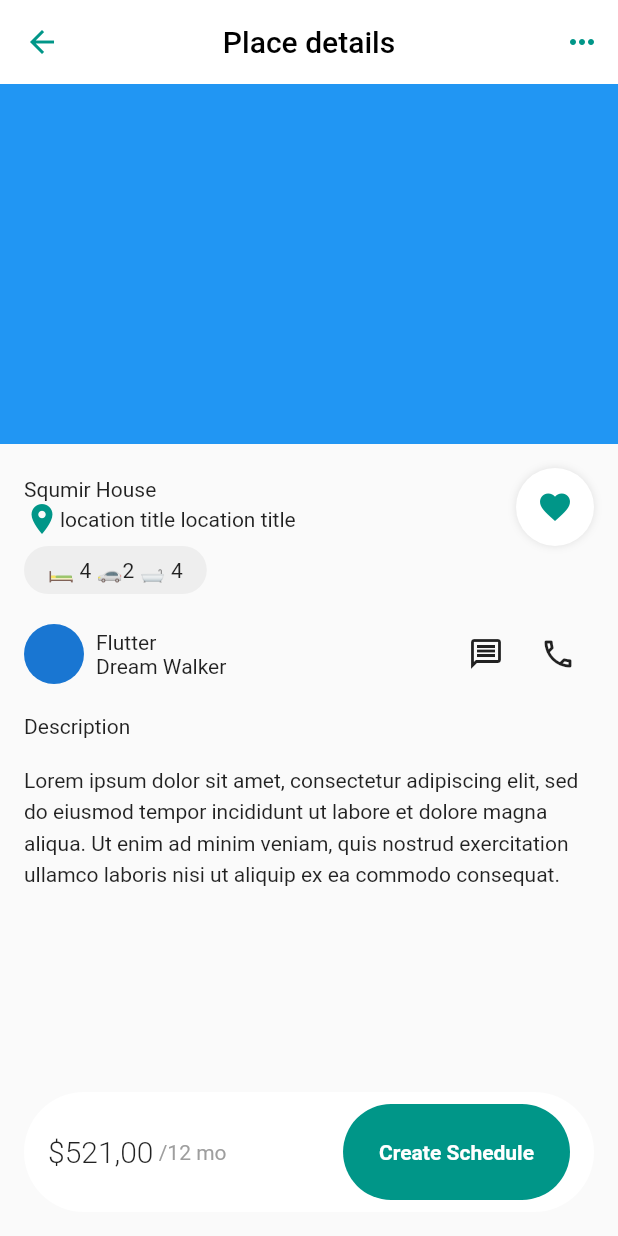
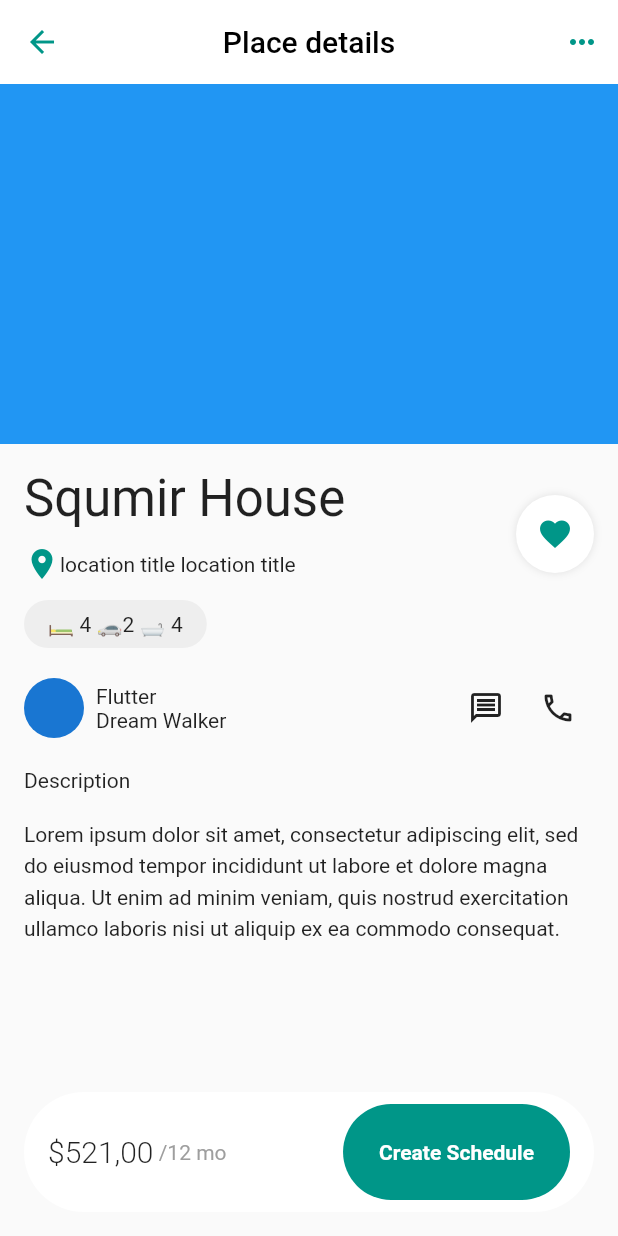
Before and after one commit to JAICHANGPARK/flutter_notebook_chapter_31, a Flutter app: the RealEstateDetailPage screen opened directly, on a phone screen of 412 x 824 dp. Run offline on Flutter 3.47's test engine with Material 2 defaults, Android fonts, the phone set to English and light mode, and no system bars.

Commit message:
Update real_estate_detail_page.dart

```diff
--- a/lib/ep1555_real_estate_app/view/real_estate_detail_page.dart
+++ b/lib/ep1555_real_estate_app/view/real_estate_detail_page.dart
@@ -52,8 +52,12 @@ class _RealEstateDetailPageState extends State<RealEstateDetailPage> {
                             const Column(
                               crossAxisAlignment: CrossAxisAlignment.start,
                               children: [
-                                Text("Squmir House"),
-                                Row(
+                                Text("Squmir House", style: TextStyle(
+                                  fontSize: 34,
+                                ),),
+                                Padding(
+                                  padding: EdgeInsets.symmetric(vertical: 12),
+                                  child: Row(
                                     children: [
                                       Icon(
                                         Icons.location_on,
@@ -61,6 +65,7 @@ class _RealEstateDetailPageState extends State<RealEstateDetailPage> {
                                       ),
                                       Text("location title location title"),
                                     ],
+                                  ),
                                 ),
                               ],
                             ),
@@ -136,6 +141,7 @@ class _RealEstateDetailPageState extends State<RealEstateDetailPage> {
                             style: TextStyle(height: 1.5),
                           ),
                         ),
+
                       ],
                     ),
                   ),
```
Lines whose indentation alone changed are shown as unchanged.
